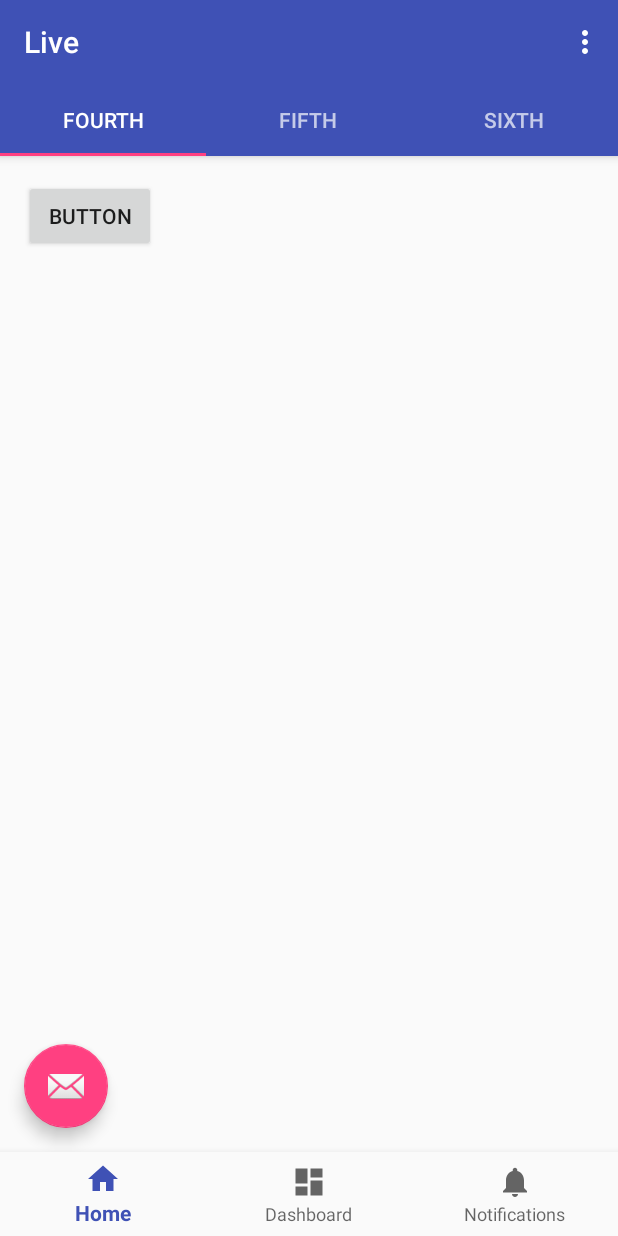
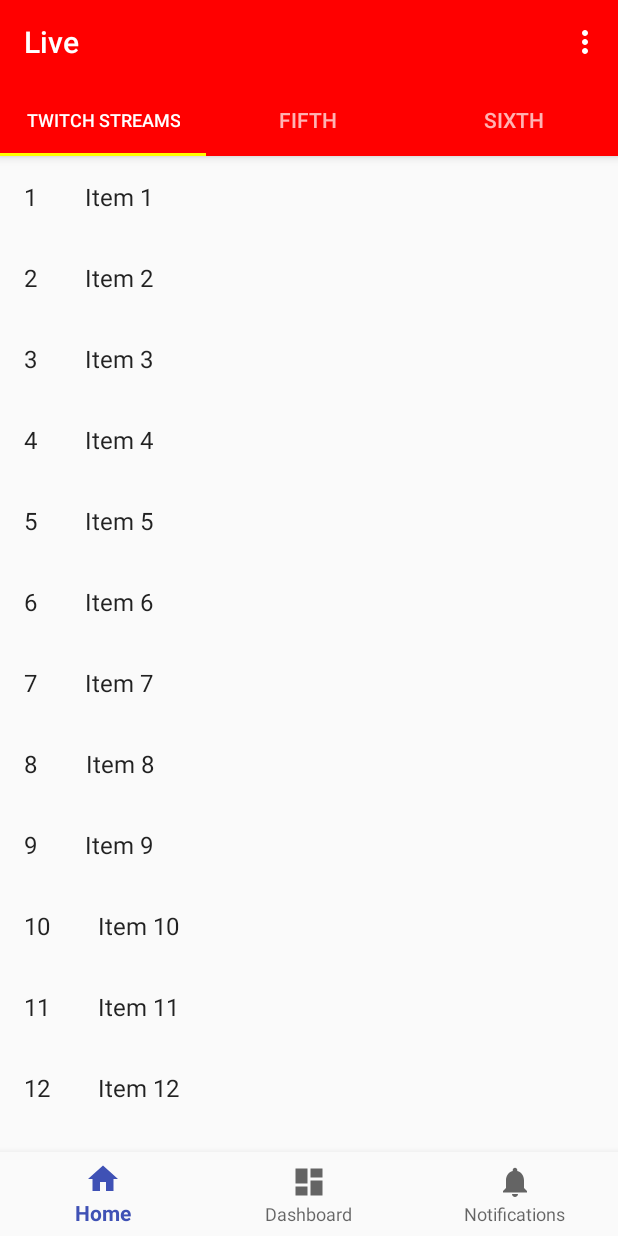
Before and after one commit to AlAskalany/wasder-android, an Android app: the fragment LiveFragment placed in its activity, on a phone screen of 412 x 824 dp. Run offline under Robolectric (Android 15) with nearby library versions, the phone set to English and light mode, and no system bars.

Commit message:
Replace fragments

```diff
--- a/app/src/main/java/com/wasder/example/HomeFragment.java
+++ b/app/src/main/java/com/wasder/example/HomeFragment.java
@@ -11,6 +11,7 @@ import android.support.v4.view.ViewPager;
 import android.support.v7.app.ActionBar;
 import android.support.v7.app.AppCompatActivity;
 import android.support.v7.widget.Toolbar;
+import android.util.Log;
 import android.view.LayoutInflater;
 import android.view.View;
 import android.view.ViewGroup;
@@ -28,6 +29,7 @@ import java.util.List;
  */
 public class HomeFragment extends Fragment {
 
+	private static final String TAG = "HomeFragment";
 	// TODO: Rename parameter arguments, choose names that match
 	// the fragment initialization parameters, e.g. ARG_ITEM_NUMBER
 	private static final String ARG_PARAM1 = "param1";
@@ -57,6 +59,7 @@ public class HomeFragment extends Fragment {
 	// TODO: Rename and change types and number of parameters
 	public static HomeFragment newInstance(String param1, String param2) {
 
+		Log.d(TAG, "newInstance()");
 		HomeFragment fragment = new HomeFragment();
 		Bundle args = new Bundle();
 		args.putString(ARG_PARAM1, param1);
@@ -76,6 +79,7 @@ public class HomeFragment extends Fragment {
 	@Override
 	public void onAttach(Context context) {
 
+		Log.d(TAG, "onAttach()");
 		super.onAttach(context);
 		if (context instanceof OnFragmentInteractionListener) {
 			mListener = (OnFragmentInteractionListener) context;
@@ -87,6 +91,7 @@ public class HomeFragment extends Fragment {
 	@Override
 	public void onCreate(Bundle savedInstanceState) {
 
+		Log.d(TAG, "onCreate()");
 		super.onCreate(savedInstanceState);
 		if (getArguments() != null) {
 			mParam1 = getArguments().getString(ARG_PARAM1);
@@ -96,6 +101,8 @@ public class HomeFragment extends Fragment {
 
 	@Override
 	public View onCreateView(LayoutInflater inflater, ViewGroup container, Bundle savedInstanceState) {
+
+		Log.d(TAG, "onCreateView()");
 		// Inflate the layout for this fragment
 		view = inflater.inflate(R.layout.fragment_home, container, false);
 		//region Toolbar
@@ -106,7 +113,7 @@ public class HomeFragment extends Fragment {
 		actionBar.setTitle("Home");
 
 		//region Tabbed_Navigation
-		mSectionsPagerAdapter = new SectionsPagerAdapter(getActivity().getSupportFragmentManager());
+		mSectionsPagerAdapter = new SectionsPagerAdapter(getChildFragmentManager());
 		mSectionsPagerAdapter.addFragment(new FeedFragment(), "Feed");
 		mSectionsPagerAdapter.addFragment(new CreatorFeedFragment(), "Creators");
 		mSectionsPagerAdapter.addFragment(new GroupFragment(), "Groups");
@@ -134,11 +141,6 @@ public class HomeFragment extends Fragment {
 
 		// TODO: Update argument type and name
 		void onFragmentInteraction(Uri uri);
-	}	@Override
-	public void onDetach() {
-
-		super.onDetach();
-		mListener = null;
 	}
 
 	/**
@@ -182,6 +184,11 @@ public class HomeFragment extends Fragment {
 			mFragmentList.add(fragment);
 			mFragmentTitleList.add(title);
 		}
+	}	@Override
+	public void onStart() {
+
+		Log.d(TAG, "onStart()");
+		super.onStart();
 	}
 
 	/**
@@ -195,6 +202,12 @@ public class HomeFragment extends Fragment {
 			View view = inflater.inflate(R.layout.fragment_tabbed_first, container, false);
 			return view;
 		}
+	}	@Override
+	public void onDetach() {
+
+		Log.d(TAG, "onDetach()");
+		super.onDetach();
+		mListener = null;
 	}
 
 	/**
@@ -224,4 +237,8 @@ public class HomeFragment extends Fragment {
 	}
 
 
+
+
+
+
 }
--- a/app/src/main/java/com/wasder/example/LiveFragment.java
+++ b/app/src/main/java/com/wasder/example/LiveFragment.java
@@ -1,6 +1,7 @@
 package com.wasder.example;
 
 import android.content.Context;
+import android.graphics.Color;
 import android.net.Uri;
 import android.os.Bundle;
 import android.support.design.widget.TabLayout;
@@ -11,6 +12,7 @@ import android.support.v4.view.ViewPager;
 import android.support.v7.app.ActionBar;
 import android.support.v7.app.AppCompatActivity;
 import android.support.v7.widget.Toolbar;
+import android.util.Log;
 import android.view.LayoutInflater;
 import android.view.View;
 import android.view.ViewGroup;
@@ -28,18 +30,17 @@ import java.util.List;
  */
 public class LiveFragment extends Fragment {
 
+	private static final String TAG = "LiveFragment";
 	// TODO: Rename parameter arguments, choose names that match
 	// the fragment initialization parameters, e.g. ARG_ITEM_NUMBER
 	private static final String ARG_PARAM1 = "param1";
 	private static final String ARG_PARAM2 = "param2";
-
+	View view;
+	Toolbar toolbar;
 	// TODO: Rename and change types of parameters
 	private String mParam1;
 	private String mParam2;
-
 	private OnFragmentInteractionListener mListener;
-	View view;
-	Toolbar toolbar;
 	private SectionsPagerAdapter mSectionsPagerAdapter;
 	private ViewPager mViewPager;
 	private TabLayout tabLayout;
@@ -59,6 +60,7 @@ public class LiveFragment extends Fragment {
 	// TODO: Rename and change types and number of parameters
 	public static LiveFragment newInstance(String param1, String param2) {
 
+		Log.d(TAG, "newInstance()");
 		LiveFragment fragment = new LiveFragment();
 		Bundle args = new Bundle();
 		args.putString(ARG_PARAM1, param1);
@@ -78,6 +80,7 @@ public class LiveFragment extends Fragment {
 	@Override
 	public void onAttach(Context context) {
 
+		Log.d(TAG, "onAttach()");
 		super.onAttach(context);
 		if (context instanceof OnFragmentInteractionListener) {
 			mListener = (OnFragmentInteractionListener) context;
@@ -89,6 +92,7 @@ public class LiveFragment extends Fragment {
 	@Override
 	public void onCreate(Bundle savedInstanceState) {
 
+		Log.d(TAG, "onCreate()");
 		super.onCreate(savedInstanceState);
 		if (getArguments() != null) {
 			mParam1 = getArguments().getString(ARG_PARAM1);
@@ -98,35 +102,33 @@ public class LiveFragment extends Fragment {
 
 	@Override
 	public View onCreateView(LayoutInflater inflater, ViewGroup container, Bundle savedInstanceState) {
+
+		Log.d(TAG, "onCreateView()");
 		// Inflate the layout for this fragment
 		view = inflater.inflate(R.layout.fragment_live, container, false);
 		//region Toolbar
 		toolbar = (Toolbar) view.findViewById(R.id.toolbar);
+		toolbar.setBackgroundColor(Color.RED);
 
 		((AppCompatActivity) getActivity()).setSupportActionBar(toolbar);
-		ActionBar actionBar = ((AppCompatActivity)getActivity()).getSupportActionBar();
+		ActionBar actionBar = ((AppCompatActivity) getActivity()).getSupportActionBar();
 		actionBar.setTitle("Live");
 
 		//region Tabbed_Navigation
-		mSectionsPagerAdapter = new SectionsPagerAdapter(getActivity().getSupportFragmentManager());
-		mSectionsPagerAdapter.addFragment(new FirstFragment(), "Fourth");
-		mSectionsPagerAdapter.addFragment(new SecondFragment(), "Fifth");
-		mSectionsPagerAdapter.addFragment(new ThirdFragment(), "Sixth");
+		mSectionsPagerAdapter = new SectionsPagerAdapter(getChildFragmentManager());
+		mSectionsPagerAdapter.addFragment(new FeedFragment(), "Twitch Streams");
+		mSectionsPagerAdapter.addFragment(new FeedFragment(), "Fifth");
+		mSectionsPagerAdapter.addFragment(new FeedFragment(), "Sixth");
 		// Set up the ViewPager with the sections adapter.
 		mViewPager = (ViewPager) view.findViewById(R.id.container);
 		mViewPager.setAdapter(mSectionsPagerAdapter);
 
 		tabLayout = (TabLayout) view.findViewById(R.id.tabs);
 		tabLayout.setupWithViewPager(mViewPager);
+		tabLayout.setBackgroundColor(Color.RED);
+		tabLayout.setSelectedTabIndicatorColor(Color.YELLOW);
 
 		return view;
-	}
-
-	@Override
-	public void onDetach() {
-
-		super.onDetach();
-		mListener = null;
 	}
 
 	/**
@@ -191,20 +193,29 @@ public class LiveFragment extends Fragment {
 	/**
 	 * First Fragment
 	 */
-	public static class FirstFragment extends Fragment{
+	public static class FirstFragment extends Fragment {
+
 		@Override
-		public View onCreateView(LayoutInflater inflater, ViewGroup container, Bundle savedInstanceState){
+		public View onCreateView(LayoutInflater inflater, ViewGroup container, Bundle savedInstanceState) {
+
 			View view = inflater.inflate(R.layout.fragment_tabbed_first, container, false);
 			return view;
 		}
+	}	@Override
+	public void onStart() {
+
+		Log.d(TAG, "onStart()");
+		super.onStart();
 	}
 
 	/**
 	 * Second Fragment
 	 */
-	public static class SecondFragment extends Fragment{
+	public static class SecondFragment extends Fragment {
+
 		@Override
-		public View onCreateView(LayoutInflater inflater, ViewGroup container, Bundle savedInstanceState){
+		public View onCreateView(LayoutInflater inflater, ViewGroup container, Bundle savedInstanceState) {
+
 			View view = inflater.inflate(R.layout.fragment_tabbed_second, container, false);
 			return view;
 		}
@@ -213,11 +224,25 @@ public class LiveFragment extends Fragment {
 	/**
 	 * Third Fragment
 	 */
-	public static class ThirdFragment extends Fragment{
+	public static class ThirdFragment extends Fragment {
+
 		@Override
-		public View onCreateView(LayoutInflater inflater, ViewGroup container, Bundle savedInstanceState){
+		public View onCreateView(LayoutInflater inflater, ViewGroup container, Bundle savedInstanceState) {
+
 			View view = inflater.inflate(R.layout.fragment_tabbed_third, container, false);
 			return view;
 		}
 	}
+
+	@Override
+	public void onDetach() {
+
+		Log.d(TAG, "onDetach()");
+		super.onDetach();
+		mListener = null;
+	}
+
+
+
+
 }
--- a/app/src/main/java/com/wasder/example/MainActivity.java
+++ b/app/src/main/java/com/wasder/example/MainActivity.java
@@ -1,5 +1,6 @@
 package com.wasder.example;
 
+import android.graphics.Color;
 import android.net.Uri;
 import android.os.Bundle;
 import android.support.annotation.NonNull;
@@ -22,7 +23,7 @@ import com.wasder.example.dummy.DummyContent;
  */
 public class MainActivity extends AppCompatActivity implements NavigationView.OnNavigationItemSelectedListener, HomeFragment
 		.OnFragmentInteractionListener, LiveFragment.OnFragmentInteractionListener, FeedFragment.OnListFragmentInteractionListener, GroupFragment
-		.OnListFragmentInteractionListener, CreatorFeedFragment.OnListFragmentInteractionListener {
+		.OnListFragmentInteractionListener, CreatorFeedFragment.OnListFragmentInteractionListener, TwitchStreamFragment.OnListFragmentInteractionListener {
 
 	HomeFragment homeFragment;
 	LiveFragment liveFragment;
@@ -37,13 +38,15 @@ public class MainActivity extends AppCompatActivity implements NavigationView.On
 			FragmentTransaction ts = fm.beginTransaction();
 			switch (item.getItemId()) {
 				case R.id.navigation_home:
-					ts.hide(liveFragment);
-					ts.show(homeFragment);
+					getWindow().setStatusBarColor(getResources().getColor(R.color.colorPrimaryDark));
+					ts.replace(R.id.framelayout_fragment_container, homeFragment);
+					ts.addToBackStack(null);
 					ts.commit();
 					return true;
 				case R.id.navigation_dashboard:
-					ts.hide(homeFragment);
-					ts.show(liveFragment);
+					getWindow().setStatusBarColor(getResources().getColor(android.R.color.holo_red_dark));
+					ts.replace(R.id.framelayout_fragment_container, liveFragment);
+					ts.addToBackStack(null);
 					ts.commit();
 					return true;
 				case R.id.navigation_notifications:
@@ -65,8 +68,8 @@ public class MainActivity extends AppCompatActivity implements NavigationView.On
 		FragmentManager manager = getSupportFragmentManager();
 		FragmentTransaction transaction = manager.beginTransaction();
 		transaction.add(R.id.framelayout_fragment_container, homeFragment, "Home");
-		transaction.add(R.id.framelayout_fragment_container, liveFragment, "Live");
-		transaction.hide(liveFragment);
+		//transaction.add(R.id.framelayout_fragment_container, liveFragment, "Live");
+		//transaction.hide(liveFragment);
 		transaction.commit();
 
 		//region Navigation_Drawer
--- a/app/src/main/res/layout/fragment_live.xml
+++ b/app/src/main/res/layout/fragment_live.xml
@@ -33,12 +33,4 @@
         android:layout_height="match_parent"
         app:layout_behavior="@string/appbar_scrolling_view_behavior"/>
 
-    <android.support.design.widget.FloatingActionButton
-        android:id="@+id/fab"
-        android:layout_width="wrap_content"
-        android:layout_height="wrap_content"
-        android:layout_gravity="bottom|left"
-        android:layout_margin="@dimen/fab_margin"
-        app:srcCompat="@android:drawable/ic_dialog_email"/>
-
 </android.support.design.widget.CoordinatorLayout>
```
Also changed, not shown: app/src/main/java/com/wasder/example/MyTwitchStreamRecyclerViewAdapter.java (added, +85 -0 lines), app/src/main/java/com/wasder/example/TwitchStreamFragment.java (added, +113 -0 lines), app/src/main/res/layout/fragment_twitchstream.xml (added, +20 -0 lines), app/src/main/res/layout/fragment_twitchstream_list.xml (added, +14 -0 lines).
